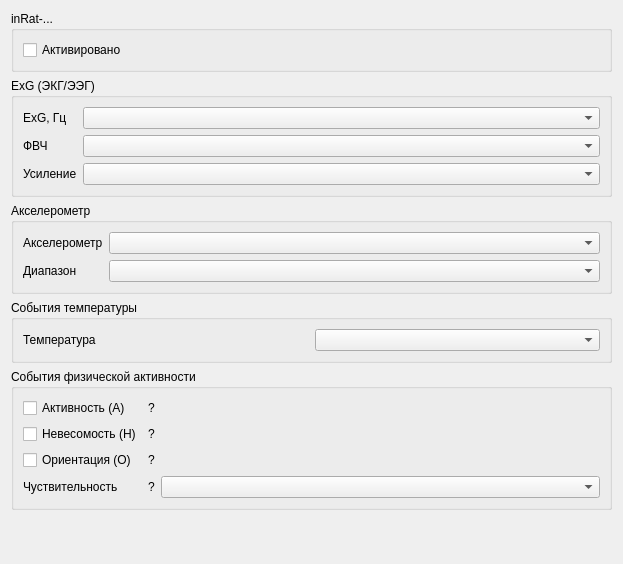
Qt form device/res/frm_config_device.ui (mcsltd/mcs-inRat-monitor) before a commit.
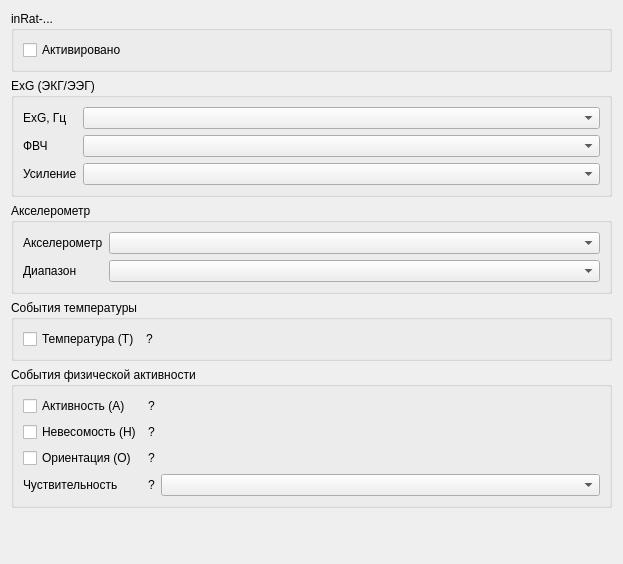
The same form after that commit.

Commit message: feat: device settings passthrough

What changed in the file:
```diff
--- a/device/res/frm_config_device.ui
+++ b/device/res/frm_config_device.ui
@@ -120,15 +120,32 @@
        <layout class="QGridLayout" name="gridLayout_5">
         <item row="0" column="0">
          <layout class="QGridLayout" name="gridLayoutTemp">
-          <item row="0" column="0">
-           <widget class="QLabel" name="labelTemp">
-            <property name="text">
-             <string>Температура</string>
-            </property>
-           </widget>
-          </item>
           <item row="0" column="1">
-           <widget class="QComboBox" name="comboBoxTemp"/>
+           <widget class="QLabel" name="labelInfoTemp">
+            <property name="text">
+             <string>?</string>
+            </property>
+           </widget>
+          </item>
+          <item row="0" column="0">
+           <widget class="QCheckBox" name="checkBoxTemp">
+            <property name="text">
+             <string>Температура (Т)</string>
+            </property>
+           </widget>
+          </item>
+          <item row="0" column="2">
+           <spacer name="horizontalSpacer_2">
+            <property name="orientation">
+             <enum>Qt::Orientation::Horizontal</enum>
+            </property>
+            <property name="sizeHint" stdset="0">
+             <size>
+              <width>40</width>
+              <height>20</height>
+             </size>
+            </property>
+           </spacer>
           </item>
          </layout>
         </item>
```
The commit also changes 5 other files.
